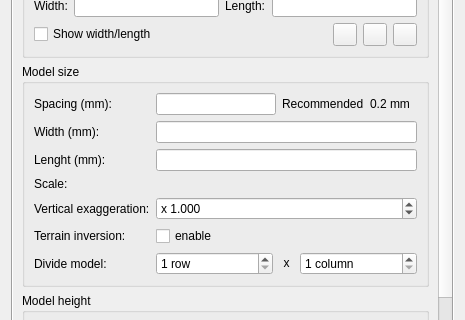
Old version of the form DEMto3D_Dialog/DEMto3D_dialog_base.ui in the repository jawensi/DEMto3D-QGIS-Plugin; both pictures show x 0 to 465 and y 181 to 501 of the 465 by 619 pixel window.
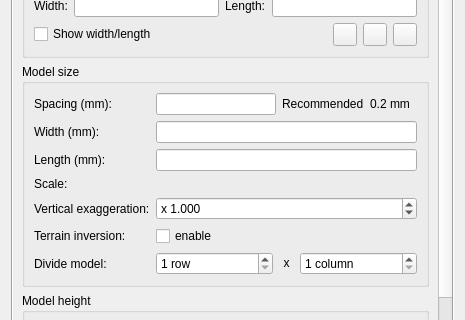
New version of the form. Icons and pictures are not drawn. Custom widgets are drawn as their Qt base class.

Commit message: Correct typo

What changed in the file:
```diff
--- a/DEMto3D_Dialog/DEMto3D_dialog_base.ui
+++ b/DEMto3D_Dialog/DEMto3D_dialog_base.ui
@@ -356,7 +356,7 @@
             <item row="2" column="0">
              <widget class="QLabel" name="label_13">
               <property name="text">
-               <string>Lenght (mm):</string>
+               <string>Length (mm):</string>
               </property>
               <property name="buddy">
                <cstring>HeightLineEdit</cstring>
```
